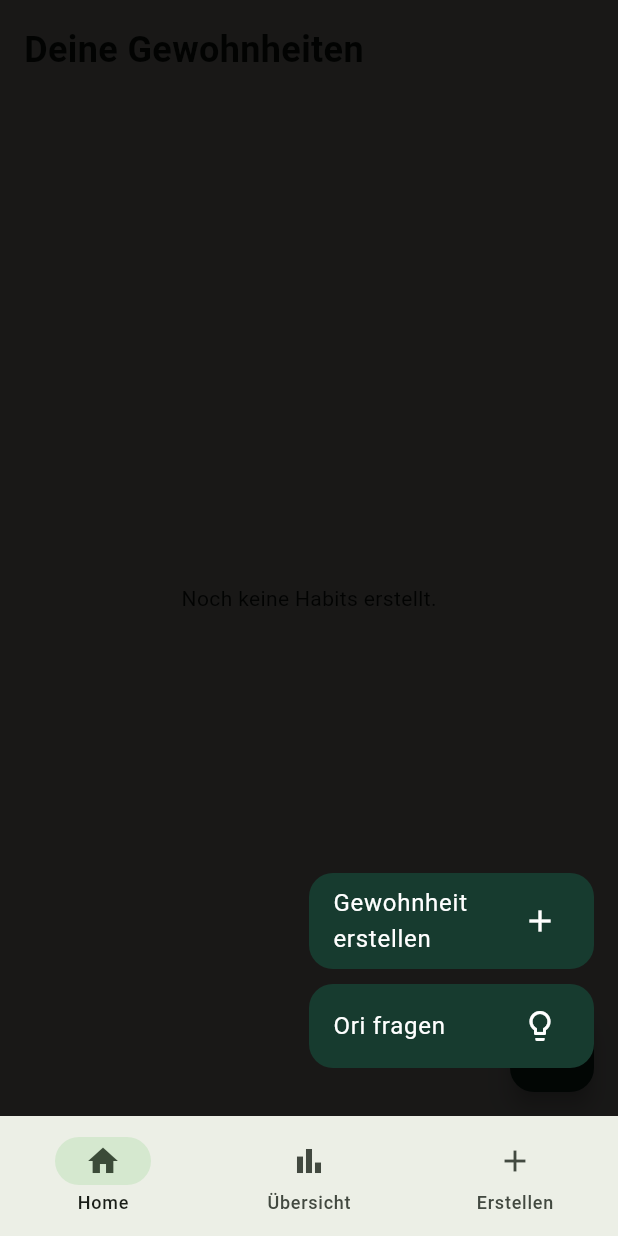
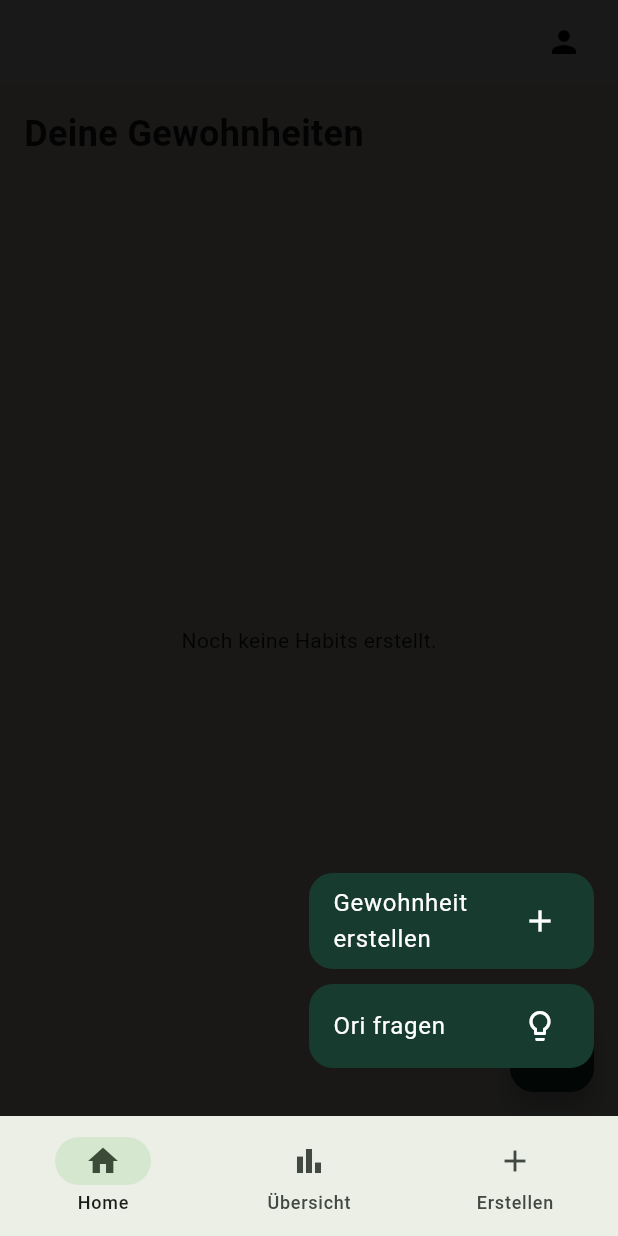
Before and after one commit to batooch/HabitO, a Flutter app: the HomeScreenWithHabits screen opened by its route, after a tap on the "add" icon, on a phone screen of 412 x 824 dp. Run offline on Flutter 3.47's test engine with Material 3 defaults, Android fonts, the phone set to English and light mode, and no system bars; our stand-ins replace cloud_firestore, firebase_auth, firebase_core, flutter_bloc, get, go_router and 1 more; accounts and stored records are empty; statements that could not run were skipped.

```diff
--- a/lib/bloc/auth/auth_bloc.dart
+++ b/lib/bloc/auth/auth_bloc.dart
@@ -36,8 +36,12 @@ class AuthBloc extends Bloc<AuthEvent, AuthState> {
     });
 
     on<LogoutRequested>((event, emit) async {
-      await authService.logout();
-      emit(Unauthenticated());
+      try {
+        await authService.logout();
+        emit(Unauthenticated());
+      } catch (e) {
+        emit(AuthError("Fehler beim Ausloggen"));
+      }
     });
   }
 }
--- /dev/null
+++ b/lib/bloc/user/user_bloc.dart
@@ -0,0 +1,25 @@
+import 'package:flutter_bloc/flutter_bloc.dart';
+import 'package:habito/bloc/user/user_event.dart';
+import 'package:habito/bloc/user/user_state.dart';
+
+import '../../services/auth_service.dart';
+
+class UserBloc extends Bloc<UserEvent, UserState> {
+  final AuthService authService;
+
+  UserBloc(this.authService) : super(UserInitial()) {
+    on<LoadUserData>((event, emit) async {
+      emit(UserLoading());
+      try {
+        final doc = await authService.getUserData(event.uid);
+        emit(UserLoaded(
+          firstName: doc['firstName'] ?? '',
+          lastName: doc['lastName'] ?? '',
+          email: doc['email'] ?? '',
+        ));
+      } catch (e) {
+        emit(UserError('Benutzerdaten konnten nicht geladen werden.'));
+      }
+    });
+  }
+}
--- /dev/null
+++ b/lib/bloc/user/user_event.dart
@@ -0,0 +1,6 @@
+abstract class UserEvent {}
+
+class LoadUserData extends UserEvent {
+  final String uid;
+  LoadUserData(this.uid);
+}
--- /dev/null
+++ b/lib/bloc/user/user_state.dart
@@ -0,0 +1,23 @@
+abstract class UserState {}
+
+class UserInitial extends UserState {}
+
+class UserLoading extends UserState {}
+
+class UserLoaded extends UserState {
+  final String firstName;
+  final String lastName;
+  final String email;
+
+  UserLoaded({
+    required this.firstName,
+    required this.lastName,
+    required this.email,
+  });
+}
+
+class UserError extends UserState {
+  final String message;
+
+  UserError(this.message);
+}
--- a/lib/main.dart
+++ b/lib/main.dart
@@ -3,6 +3,7 @@ import 'package:flutter/material.dart';
 import 'package:firebase_core/firebase_core.dart';
 import 'package:flutter_bloc/flutter_bloc.dart';
 import 'package:habito/bloc/habit/habit_bloc.dart';
+import 'package:habito/bloc/user/user_bloc.dart';
 import 'package:habito/repository/habit_repository.dart';
 import 'package:habito/router/app_router.dart';
 import 'package:habito/services/auth_service.dart';
@@ -21,6 +22,7 @@ void main() async {
         BlocProvider<HabitBloc>(
           create: (context) => HabitBloc(HabitRepository()),
         ),
+        BlocProvider<UserBloc>(create: (context) => UserBloc(AuthService())),
       ],
       child: const MyApp(),
     ),
--- a/lib/services/auth_service.dart
+++ b/lib/services/auth_service.dart
@@ -79,4 +79,10 @@ class AuthService {
   Future<void> logout() async {
     await _auth.signOut();
   }
+
+  Future<Map<String, dynamic>> getUserData(String uid) async {
+    final doc = await _firestore.collection('users').doc(uid).get();
+    if (!doc.exists) throw Exception('Benutzer nicht gefunden');
+    return doc.data()!;
+  }
 }
--- a/lib/views/home.dart
+++ b/lib/views/home.dart
@@ -1,3 +1,4 @@
+import 'package:firebase_auth/firebase_auth.dart';
 import 'package:flutter/material.dart';
 import 'package:flutter_bloc/flutter_bloc.dart';
 import 'package:go_router/go_router.dart';
@@ -6,10 +7,14 @@ import 'package:habito/models/habit.dart';
 import '../bloc/habit/habit_bloc.dart';
 import '../bloc/habit/habit_event.dart';
 import '../bloc/habit/habit_state.dart';
+import '../bloc/user/user_bloc.dart';
+import '../bloc/user/user_event.dart';
 import '../widgets/custom_fab.dart';
 
 import '../widgets/habit_details_dialog.dart';
 import '../widgets/habit_time_section.dart';
+import '../widgets/logout_button.dart';
+import '../widgets/user_menu.dart';
 
 class HomeScreenWithHabits extends StatefulWidget {
   const HomeScreenWithHabits({super.key});
@@ -23,6 +28,11 @@ class _HomeScreenWithHabitsState extends State<HomeScreenWithHabits> {
   void initState() {
     super.initState();
     context.read<HabitBloc>().add(LoadHabits());
+
+    final uid = FirebaseAuth.instance.currentUser?.uid;
+    if (uid != null) {
+      context.read<UserBloc>().add(LoadUserData(uid));
+    }
   }
 
   @override
@@ -38,6 +48,12 @@ class _HomeScreenWithHabitsState extends State<HomeScreenWithHabits> {
       },
       child: Scaffold(
         backgroundColor: const Color(0xFFFAF5EE),
+        appBar: AppBar(
+          elevation: 0,
+          actions: const [
+            Padding(padding: EdgeInsets.only(right: 12.0), child: UserMenu()),
+          ],
+        ),
         body: SafeArea(
           child: Padding(
             padding: const EdgeInsets.all(16.0),
--- a/lib/widgets/user_menu.dart
+++ b/lib/widgets/user_menu.dart
@@ -1,17 +1,23 @@
 import 'package:flutter/material.dart';
+import 'package:flutter_bloc/flutter_bloc.dart';
+import '../bloc/user/user_bloc.dart';
+import '../bloc/user/user_state.dart';
 import '../widgets/logout_button.dart';
 
 class UserMenu extends StatelessWidget {
-  final String firstName;
-
-  const UserMenu({super.key, required this.firstName});
+  const UserMenu({super.key});
 
   @override
   Widget build(BuildContext context) {
+    return BlocBuilder<UserBloc, UserState>(
+      builder: (context, state) {
+        if (state is UserLoaded) {
           return PopupMenuButton<int>(
             icon: const Icon(Icons.person, color: Colors.black),
             offset: const Offset(0, 50),
-      shape: RoundedRectangleBorder(borderRadius: BorderRadius.circular(12)),
+            shape: RoundedRectangleBorder(
+              borderRadius: BorderRadius.circular(12),
+            ),
             itemBuilder:
                 (context) => [
                   PopupMenuItem(
@@ -20,7 +26,7 @@ class UserMenu extends StatelessWidget {
                       crossAxisAlignment: CrossAxisAlignment.start,
                       children: [
                         Text(
-                    'Hallo, $firstName!',
+                          'Hallo, ${state.firstName}!',
                           style: const TextStyle(fontWeight: FontWeight.bold),
                         ),
                         const SizedBox(height: 4),
@@ -35,5 +41,12 @@ class UserMenu extends StatelessWidget {
                   ),
                 ],
           );
+        } else if (state is UserLoading) {
+          return const CircularProgressIndicator();
+        } else {
+          return const Icon(Icons.person_outline);
+        }
+      },
+    );
   }
 }
```
Lines whose indentation alone changed are shown as unchanged.
